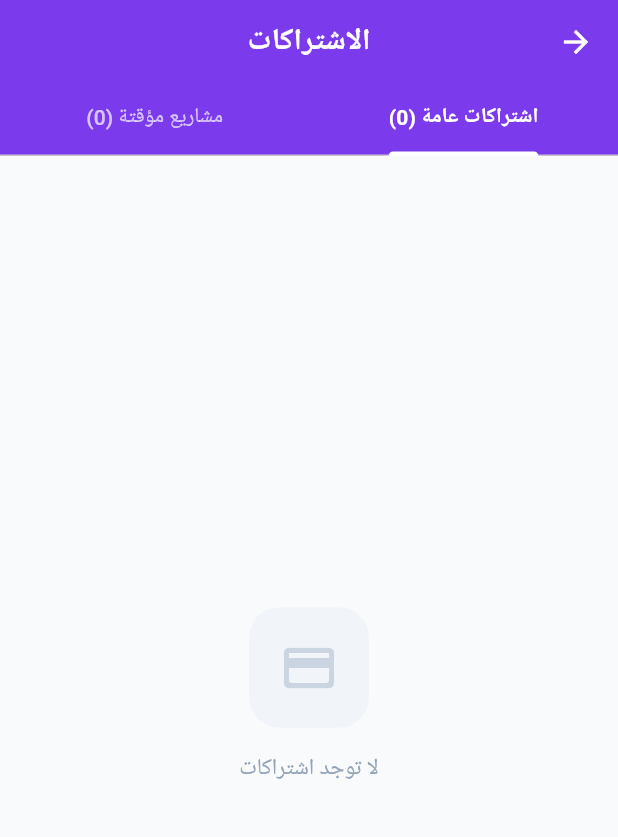
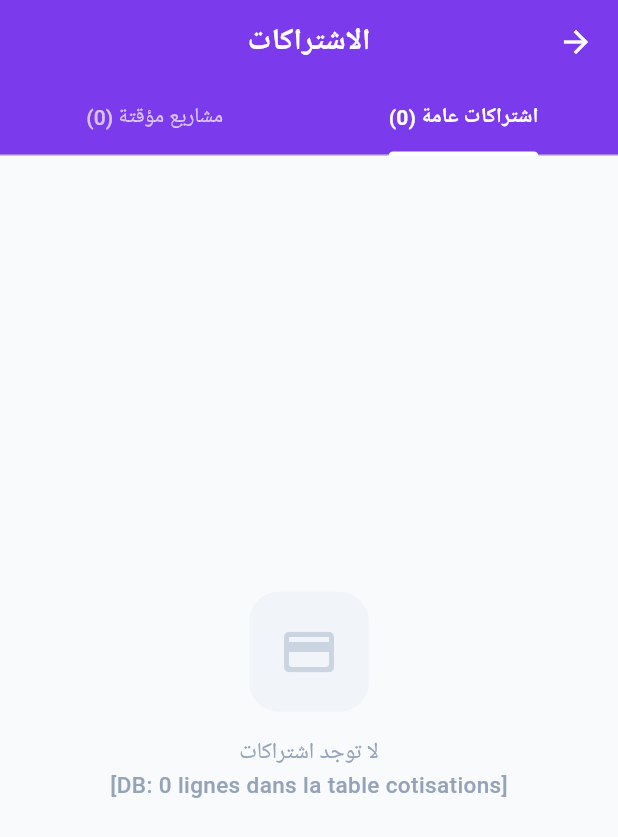
Before and after one commit to abdleke/abdleke, a Flutter app: the CotisationsScreen screen opened directly, on a phone screen of 412 x 824 dp. Shown: the top 837 px of the screen. Run offline on Flutter 3.47's test engine with Material 3 defaults, Android fonts, the phone set to English and light mode, and no system bars; our stand-ins replace google_fonts, shared_preferences, supabase_flutter; accounts and stored records are empty; network calls fail; Roboto replaces fonts that are missing (Cairo).

Commit message:
fix: safe numeric parsing in all fromJson + diagnostic for empty cotisations
- Replace all `as int`/`as num`/`as String` casts in fromJson with
  safe helpers (_i/_d) that handle String, num, and null without throwing
- Cotisation, Echeance, ExerciceAnnuel all updated
- Track rawCotisationsCount (rows from Supabase before parsing)
- Log first raw row when parsing produces 0 results
- Show diagnostic in cotisations empty state:
  "DB: 0 lignes" → table empty or RLS issue
  "DB: N lignes, 0 parsées" → format/type mismatch

Co-Authored-By: Claude Sonnet 4.6 <noreply@anthropic.com>
Claude-Session: https://claude.ai/code/session_01U4KHGEAmhrbooZthxBNNVh

```diff
--- a/app/lib/models/echeance.dart
+++ b/app/lib/models/echeance.dart
@@ -19,11 +19,23 @@ class Echeance {
     required this.statut,
   });
 
+  static int _i(dynamic v, [int fallback = 0]) {
+    if (v == null) return fallback;
+    if (v is num) return v.toInt();
+    return int.tryParse(v.toString()) ?? fallback;
+  }
+
+  static double _d(dynamic v) {
+    if (v == null) return 0.0;
+    if (v is num) return v.toDouble();
+    return double.tryParse(v.toString()) ?? 0.0;
+  }
+
   factory Echeance.fromJson(Map<String, dynamic> json) => Echeance(
         id: (json['id'] ?? '').toString(),
         cotisationId: (json['cotisationId'] ?? json['cotisation_id'] ?? '').toString(),
-        numero: (json['numero'] as num?)?.toInt() ?? 1,
-        montant: ((json['montant'] ?? 0) as num).toDouble(),
+        numero: _i(json['numero'], 1),
+        montant: _d(json['montant']),
         dateEcheance: (json['dateEcheance'] ?? json['date_echeance'] ?? '').toString(),
         datePaiement: (json['datePaiement'] ?? json['date_paiement'])?.toString(),
         statut: _statusFromString((json['statut'] ?? 'en_attente').toString()),
--- a/app/lib/models/exercice_annuel.dart
+++ b/app/lib/models/exercice_annuel.dart
@@ -21,18 +21,30 @@ class ExerciceAnnuel {
     this.budgetProvisoireTotal = 0,
   });
 
+  static int _i(dynamic v, [int fallback = 0]) {
+    if (v == null) return fallback;
+    if (v is num) return v.toInt();
+    return int.tryParse(v.toString()) ?? fallback;
+  }
+
+  static double _d(dynamic v) {
+    if (v == null) return 0.0;
+    if (v is num) return v.toDouble();
+    return double.tryParse(v.toString()) ?? 0.0;
+  }
+
   factory ExerciceAnnuel.fromJson(Map<String, dynamic> json) => ExerciceAnnuel(
-        id: json['id'] as String,
-        libelle: json['libelle'] as String,
-        annee: json['annee'] as int,
-        moisDebut: json['moisDebut'] as int? ?? 1,
-        dateDebut: json['dateDebut'] as String,
-        dateFin: json['dateFin'] as String,
-        statut: (json['statut'] as String?) == 'cloture'
+        id: (json['id'] ?? '').toString(),
+        libelle: (json['libelle'] ?? '').toString(),
+        annee: _i(json['annee'], DateTime.now().year),
+        moisDebut: _i(json['moisDebut'] ?? json['mois_debut'], 1),
+        dateDebut: (json['dateDebut'] ?? json['date_debut'] ?? '').toString(),
+        dateFin: (json['dateFin'] ?? json['date_fin'] ?? '').toString(),
+        statut: (json['statut'] ?? '').toString() == 'cloture'
             ? ExerciceStatus.cloture
             : ExerciceStatus.actif,
         budgetProvisoireTotal:
-            ((json['budgetProvisoireTotal'] ?? 0) as num).toDouble(),
+            _d(json['budgetProvisoireTotal'] ?? json['budget_provisoire_total']),
       );
 
   Map<String, dynamic> toJson() => {
--- a/app/lib/providers/app_provider.dart
+++ b/app/lib/providers/app_provider.dart
@@ -25,6 +25,10 @@ class AppProvider extends ChangeNotifier {
   String _initStatus = 'initialisation...';
 
   String get initStatus => _initStatus;
+
+  // Diagnostic: raw row counts from Supabase (before parsing)
+  int _rawCotisationsCount = -1; // -1 = not yet fetched
+  int get rawCotisationsCount => _rawCotisationsCount;
 
   StreamSubscription<List<Map<String, dynamic>>>? _membersSub;
   StreamSubscription<List<Map<String, dynamic>>>? _projectsSub;
@@ -128,7 +132,12 @@ class AppProvider extends ChangeNotifier {
 
     _projects    = _parseList(results[1], Project.fromJson);
     _depenses    = _parseList(results[2], Depense.fromJson);
+    _rawCotisationsCount = results[3].length;
     _cotisations = _parseList(results[3], Cotisation.fromJson);
+    debugPrint('[Jamiyati] cotisations: $_rawCotisationsCount raw rows → ${_cotisations.length} parsed');
+    if (results[3].isNotEmpty && _cotisations.isEmpty) {
+      debugPrint('[Jamiyati] PREMIERE LIGNE COTISATION: ${results[3].first}');
+    }
     _exercices   = _parseList(results[4], ExerciceAnnuel.fromJson);
     _echeances   = _parseList(results[5], Echeance.fromJson);
 
@@ -151,7 +160,10 @@ class AppProvider extends ChangeNotifier {
       _depenses = _parseList(data, Depense.fromJson); notifyListeners();
     });
     _cotisationsSub = _db.from('cotisations').stream(primaryKey: ['id']).listen((data) {
-      _cotisations = _parseList(data, Cotisation.fromJson); notifyListeners();
+      _rawCotisationsCount = data.length;
+      _cotisations = _parseList(data, Cotisation.fromJson);
+      debugPrint('[Jamiyati] cotisations stream: ${data.length} raw → ${_cotisations.length} parsed');
+      notifyListeners();
     });
     _exercicesSub = _db.from('exercices').stream(primaryKey: ['id']).listen((data) {
       _exercices = _parseList(data, ExerciceAnnuel.fromJson); notifyListeners();
--- a/app/lib/screens/cotisations_screen.dart
+++ b/app/lib/screens/cotisations_screen.dart
@@ -311,9 +311,15 @@ class _CotisationList extends StatelessWidget {
     final s = (String k) => AppStrings.get(k, lang);
 
     if (cotisations.isEmpty) {
+      final raw = prov.rawCotisationsCount;
+      final diagMsg = raw < 0
+          ? s('cotisations.noCotisations')
+          : raw == 0
+              ? '${s('cotisations.noCotisations')}\n[DB: 0 lignes dans la table cotisations]'
+              : '${s('cotisations.noCotisations')}\n[DB: $raw lignes brutes, 0 parsées — erreur de format]';
       return EmptyState(
           icon: Icons.credit_card_rounded,
-          message: s('cotisations.noCotisations'));
+          message: diagMsg);
     }
 
     final total = cotisations.fold(0.0, (sum, c) => sum + c.montantTotal);
```
Also changed, not shown: app/lib/models/cotisation.dart (+24 -5 lines).
